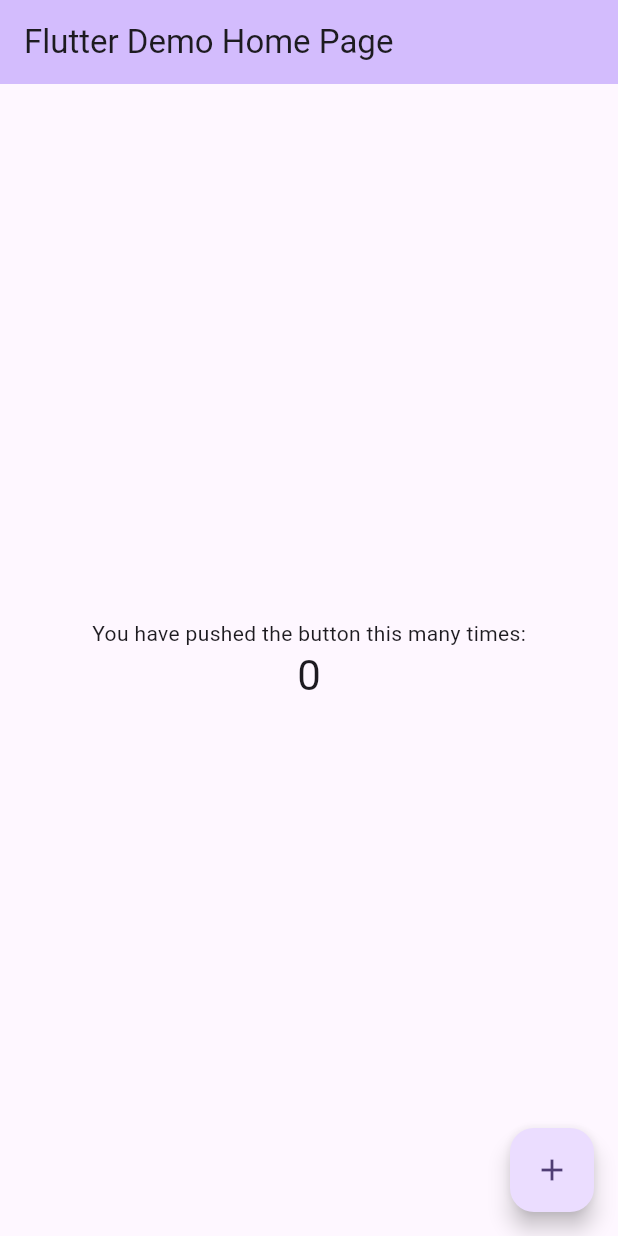
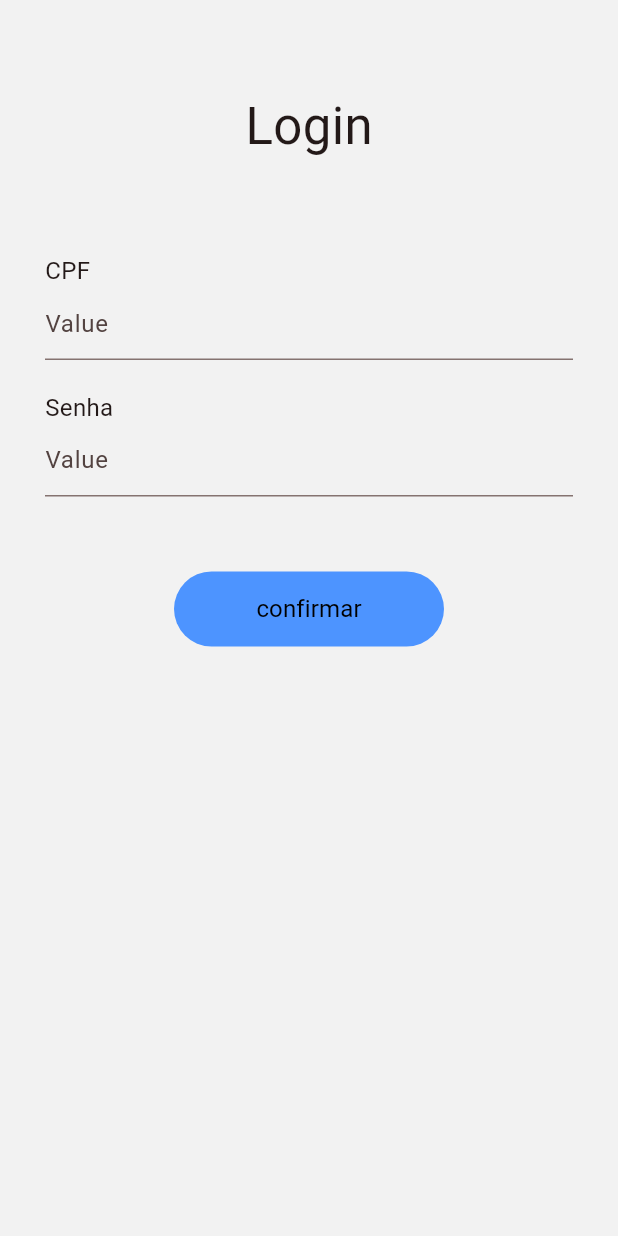
Before and after one commit to hyauss/ProblemasNaVia, a Flutter app: the screen it shows after launch, on a phone screen of 412 x 824 dp. Run offline on Flutter 3.47's test engine with Material 3 defaults, Android fonts, the phone set to English and light mode, and no system bars.

Commit message:
feat: home and login pages

```diff
--- a/problemas_na_via/lib/main.dart
+++ b/problemas_na_via/lib/main.dart
@@ -1,4 +1,6 @@
 import 'package:flutter/material.dart';
+import 'package:problemas_na_via/views/home.dart';
+import 'package:problemas_na_via/views/login.dart';
 
 void main() {
   runApp(const MyApp());
@@ -7,45 +9,24 @@
 class MyApp extends StatelessWidget {
   const MyApp({super.key});
 
-  // This widget is the root of your application.
   @override
   Widget build(BuildContext context) {
     return MaterialApp(
       title: 'Flutter Demo',
       theme: ThemeData(
-        // This is the theme of your application.
-        //
-        // TRY THIS: Try running your application with "flutter run". You'll see
-        // the application has a purple toolbar. Then, without quitting the app,
-        // try changing the seedColor in the colorScheme below to Colors.green
-        // and then invoke "hot reload" (save your changes or press the "hot
-        // reload" button in a Flutter-supported IDE, or press "r" if you used
-        // the command line to start the app).
-        //
-        // Notice that the counter didn't reset back to zero; the application
-        // state is not lost during the reload. To reset the state, use hot
-        // restart instead.
-        //
-        // This works for code too, not just values: Most code changes can be
-        // tested with just a hot reload.
-        colorScheme: ColorScheme.fromSeed(seedColor: Colors.deepPurple),
+        colorScheme: ColorScheme.fromSeed(seedColor: Colors.red),
       ),
-      home: const MyHomePage(title: 'Flutter Demo Home Page'),
+      initialRoute: '/',
+      routes: {
+        '/': (context) => LoginPage(),
+        '/home': (context) => HomePage(),
+      },
     );
   }
 }
 
 class MyHomePage extends StatefulWidget {
   const MyHomePage({super.key, required this.title});
-
-  // This widget is the home page of your application. It is stateful, meaning
-  // that it has a State object (defined below) that contains fields that affect
-  // how it looks.
-
-  // This class is the configuration for the state. It holds the values (in this
-  // case the title) provided by the parent (in this case the App widget) and
-  // used by the build method of the State. Fields in a Widget subclass are
-  // always marked "final".
 
   final String title;
 
@@ -58,50 +39,26 @@
 
   void _incrementCounter() {
     setState(() {
-      // This call to setState tells the Flutter framework that something has
-      // changed in this State, which causes it to rerun the build method below
-      // so that the display can reflect the updated values. If we changed
-      // _counter without calling setState(), then the build method would not be
-      // called again, and so nothing would appear to happen.
       _counter++;
     });
   }
 
   @override
   Widget build(BuildContext context) {
-    // This method is rerun every time setState is called, for instance as done
-    // by the _incrementCounter method above.
-    //
-    // The Flutter framework has been optimized to make rerunning build methods
-    // fast, so that you can just rebuild anything that needs updating rather
-    // than having to individually change instances of widgets.
+
     return Scaffold(
       appBar: AppBar(
-        // TRY THIS: Try changing the color here to a specific color (to
-        // Colors.amber, perhaps?) and trigger a hot reload to see the AppBar
-        // change color while the other colors stay the same.
+
         backgroundColor: Theme.of(context).colorScheme.inversePrimary,
-        // Here we take the value from the MyHomePage object that was created by
-        // the App.build method, and use it to set our appbar title.
-        title: Text(widget.title),
+
+        title: Text(
+          widget.title,
+        ),
       ),
       body: Center(
-        // Center is a layout widget. It takes a single child and positions it
-        // in the middle of the parent.
+
         child: Column(
-          // Column is also a layout widget. It takes a list of children and
-          // arranges them vertically. By default, it sizes itself to fit its
-          // children horizontally, and tries to be as tall as its parent.
-          //
-          // Column has various properties to control how it sizes itself and
-          // how it positions its children. Here we use mainAxisAlignment to
-          // center the children vertically; the main axis here is the vertical
-          // axis because Columns are vertical (the cross axis would be
-          // horizontal).
-          //
-          // TRY THIS: Invoke "debug painting" (choose the "Toggle Debug Paint"
-          // action in the IDE, or press "p" in the console), to see the
-          // wireframe for each widget.
+
           mainAxisAlignment: MainAxisAlignment.center,
           children: <Widget>[
             const Text('You have pushed the button this many times:'),
@@ -116,7 +73,7 @@
         onPressed: _incrementCounter,
         tooltip: 'Increment',
         child: const Icon(Icons.add),
-      ), // This trailing comma makes auto-formatting nicer for build methods.
+      ),
     );
   }
 }
--- /dev/null
+++ b/problemas_na_via/lib/views/login.dart
@@ -0,0 +1,102 @@
+import 'package:flutter/material.dart';
+
+class LoginPage extends StatefulWidget {
+  const LoginPage({super.key});
+
+  @override
+  State<LoginPage> createState() => _LoginPageState();
+}
+
+class _LoginPageState extends State<LoginPage> {
+  final TextEditingController cpfController = TextEditingController();
+  final TextEditingController senhaController = TextEditingController();
+
+  void _onConfirmar() {
+    final cpf = cpfController.text;
+    final senha = senhaController.text;
+
+    // Aqui você pode colocar sua lógica de login
+    ScaffoldMessenger.of(context).showSnackBar(
+      SnackBar(content: Text('CPF: $cpf\nSenha: $senha')),
+    );
+    Navigator.pushNamed(context, '/home');
+
+  }
+
+  @override
+  Widget build(BuildContext context) {
+    return Scaffold(
+      backgroundColor: const Color(0xFFF2F2F2),
+      body: SafeArea(
+        child: Padding(
+          padding: const EdgeInsets.symmetric(horizontal: 30),
+          child: Column(
+            crossAxisAlignment: CrossAxisAlignment.start,
+            children: [
+              const SizedBox(height: 60),
+              const Center(
+                child: Text(
+                  'Login',
+                  style: TextStyle(
+                    fontSize: 34,
+                  ),
+                ),
+              ),
+              const SizedBox(height: 60),
+              const Text(
+                'CPF',
+                style: TextStyle(fontSize: 16),
+              ),
+              TextField(
+                controller: cpfController,
+                keyboardType: TextInputType.number,
+                decoration: const InputDecoration(
+                  hintText: 'Value',
+                  border: UnderlineInputBorder(),
+                ),
+              ),
+              const SizedBox(height: 20),
+              const Text(
+                'Senha',
+                style: TextStyle(fontSize: 16),
+              ),
+              TextField(
+                controller: senhaController,
+                obscureText: true,
+                decoration: const InputDecoration(
+                  hintText: 'Value',
+                  border: UnderlineInputBorder(),
+                ),
+              ),
+              const SizedBox(height: 50),
+              Center(
+                child: SizedBox(
+                  width: 180,
+                  height: 50,
+                  child: ElevatedButton(
+                    onPressed: _onConfirmar,
+                    style: ElevatedButton.styleFrom(
+                      backgroundColor: const Color(0xFF4D94FF),
+                      shape: RoundedRectangleBorder(
+                        borderRadius: BorderRadius.circular(30),
+                      ),
+                      elevation: 0,
+                    ),
+                    child: const Text(
+                      'confirmar',
+                      style: TextStyle(
+                        fontSize: 16,
+                        color: Colors.black,
+                        fontWeight: FontWeight.normal,
+                      ),
+                    ),
+                  ),
+                ),
+              ),
+            ],
+          ),
+        ),
+      ),
+    );
+  }
+}
--- a/problemas_na_via/pubspec.yaml
+++ b/problemas_na_via/pubspec.yaml
@@ -58,8 +58,8 @@ flutter:
   uses-material-design: true
 
   # To add assets to your application, add an assets section, like this:
-  # assets:
-  #   - images/a_dot_burr.jpeg
+  assets:
+  - assets/mapa.png
   #   - images/a_dot_ham.jpeg
 
   # An image asset can refer to one or more resolution-specific "variants", see
```
Also changed, not shown: problemas_na_via/lib/views/home.dart (added, +138 -0 lines), problemas_na_via/assets/mapa.png (added).
